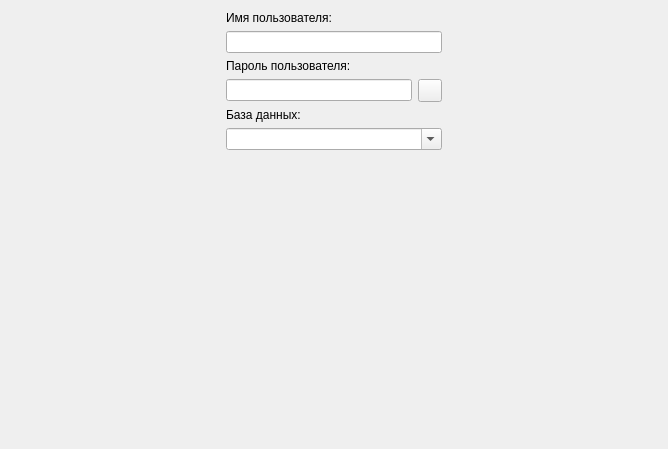
Qt form DBFileTool/oraconnectionpage.ui (Smitt64/WorkFMT) before a commit.
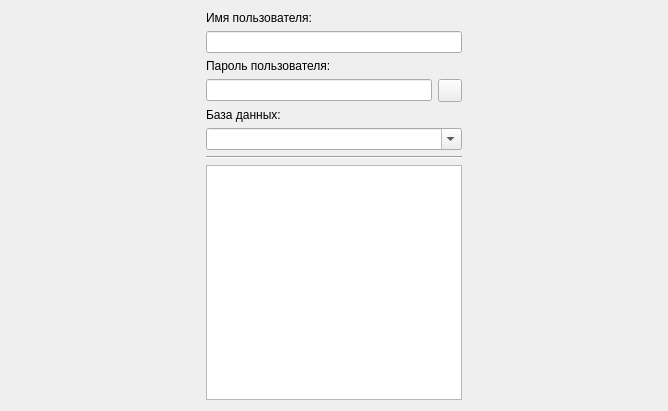
The same form after that commit. Icons and pictures are not drawn.

What changed in the file:
```diff
--- a/DBFileTool/oraconnectionpage.ui
+++ b/DBFileTool/oraconnectionpage.ui
@@ -7,7 +7,7 @@
     <x>0</x>
     <y>0</y>
     <width>668</width>
-    <height>449</height>
+    <height>411</height>
    </rect>
   </property>
   <property name="windowTitle">
@@ -23,8 +23,8 @@
        </property>
        <property name="sizeHint" stdset="0">
         <size>
-         <width>40</width>
-         <height>20</height>
+         <width>37</width>
+         <height>132</height>
         </size>
        </property>
       </spacer>
@@ -91,6 +91,29 @@
          </property>
         </widget>
        </item>
+       <item>
+        <widget class="Line" name="line">
+         <property name="orientation">
+          <enum>Qt::Horizontal</enum>
+         </property>
+        </widget>
+       </item>
+       <item>
+        <widget class="QTreeView" name="connectionsTree">
+         <property name="editTriggers">
+          <set>QAbstractItemView::NoEditTriggers</set>
+         </property>
+         <property name="iconSize">
+          <size>
+           <width>20</width>
+           <height>20</height>
+          </size>
+         </property>
+         <property name="rootIsDecorated">
+          <bool>false</bool>
+         </property>
+        </widget>
+       </item>
       </layout>
      </item>
      <item>
@@ -108,19 +131,6 @@
      </item>
     </layout>
    </item>
-   <item>
-    <spacer name="verticalSpacer">
-     <property name="orientation">
-      <enum>Qt::Vertical</enum>
-     </property>
-     <property name="sizeHint" stdset="0">
-      <size>
-       <width>20</width>
-       <height>285</height>
-      </size>
-     </property>
-    </spacer>
-   </item>
   </layout>
  </widget>
  <resources>
```
Left out of the diff: 2 changed lines with no effect on the pictures.
